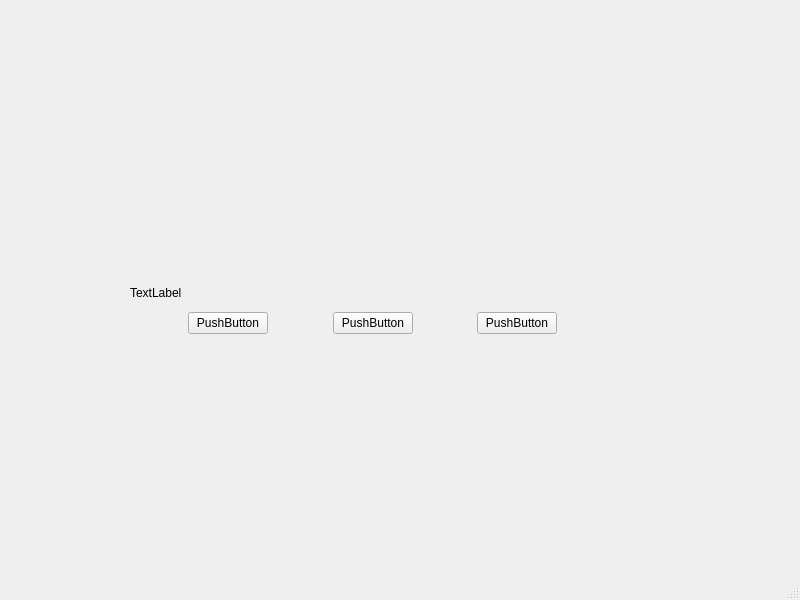
This is Video_player/mainwindow.ui in Hyper-Linking-Video/Video-player as Qt 5 draws it before an edit. The edited form follows.
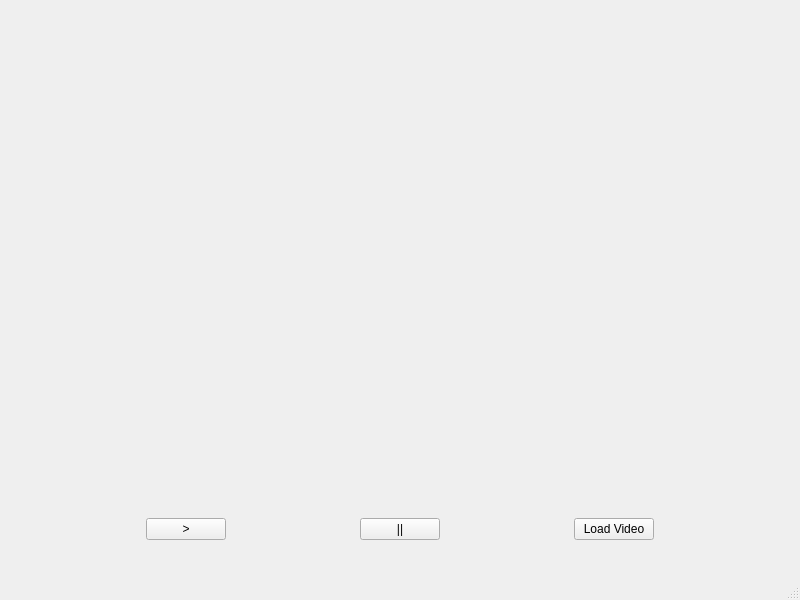
This is the edited form.

```diff
--- a/Video_player/mainwindow.ui
+++ b/Video_player/mainwindow.ui
@@ -14,24 +14,22 @@
    <string>MainWindow</string>
   </property>
   <widget class="QWidget" name="centralwidget">
-   <widget class="QWidget" name="">
-    <property name="geometry">
-     <rect>
-      <x>130</x>
-      <y>280</y>
-      <width>485</width>
-      <height>54</height>
-     </rect>
-    </property>
-    <layout class="QVBoxLayout" name="verticalLayout">
-     <item>
-      <widget class="QLabel" name="VideoPlay">
+   <layout class="QGridLayout" name="gridLayout">
+    <item row="0" column="0">
+     <widget class="QLabel" name="Video">
        <property name="text">
-        <string>TextLabel</string>
+       <string/>
        </property>
       </widget>
      </item>
-     <item>
+    <item row="1" column="0">
+     <widget class="QWidget" name="widget" native="true">
+      <property name="maximumSize">
+       <size>
+        <width>16777215</width>
+        <height>80</height>
+       </size>
+      </property>
       <layout class="QHBoxLayout" name="horizontalLayout">
        <item>
         <spacer name="horizontalSpacer_3">
@@ -49,7 +47,7 @@
        <item>
         <widget class="QPushButton" name="PlayButton">
          <property name="text">
-          <string>PushButton</string>
+          <string>&gt;</string>
          </property>
         </widget>
        </item>
@@ -69,7 +67,7 @@
        <item>
         <widget class="QPushButton" name="PauseButton">
          <property name="text">
-          <string>PushButton</string>
+          <string>||</string>
          </property>
         </widget>
        </item>
@@ -89,7 +87,7 @@
        <item>
         <widget class="QPushButton" name="LoadVideo">
          <property name="text">
-          <string>PushButton</string>
+          <string>Load Video</string>
          </property>
         </widget>
        </item>
@@ -107,9 +105,9 @@
         </spacer>
        </item>
       </layout>
-     </item>
-    </layout>
-   </widget>
+     </widget>
+    </item>
+   </layout>
   </widget>
   <widget class="QMenuBar" name="menubar">
    <property name="geometry">
```
Left out of the diff: 2 changed lines with no effect on the pictures. Lines whose indentation alone changed are shown as unchanged.
